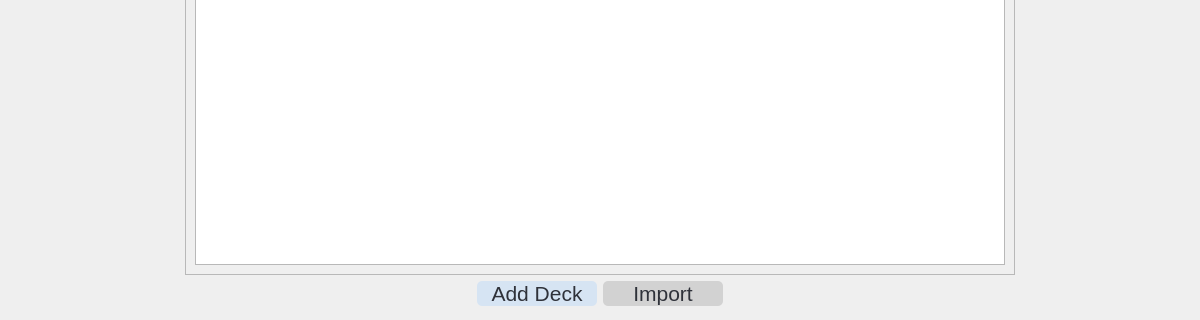
First picture: the form in decksmain.ui, repository Drewfett/FlashcardsNEA, before the edit; both pictures show x 0 to 1200 and y 501 to 821 of the 1200 by 821 pixel window.
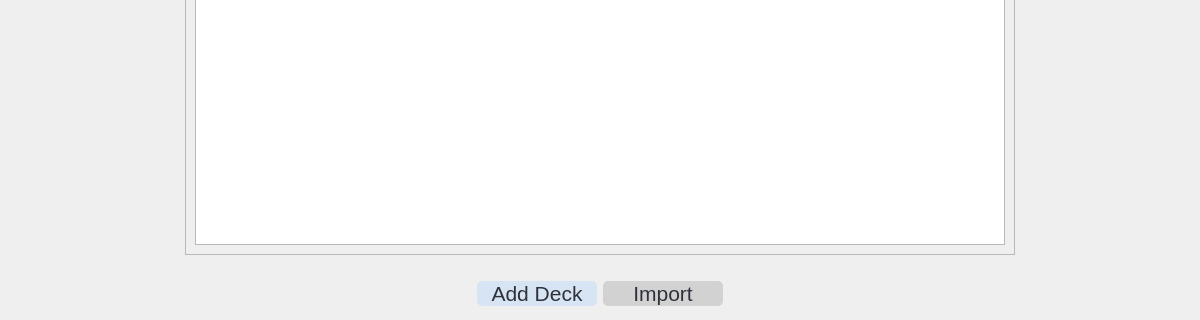
Second picture: the form after the edit.

Diff of the .ui file:
```diff
--- a/decksmain.ui
+++ b/decksmain.ui
@@ -259,7 +259,7 @@
            <x>0</x>
            <y>0</y>
            <width>828</width>
-           <height>658</height>
+           <height>634</height>
           </rect>
          </property>
          <layout class="QVBoxLayout" name="verticalLayout_2">
@@ -325,6 +325,19 @@
       </item>
      </layout>
     </item>
+    <item>
+     <widget class="QLabel" name="alertlabel">
+      <property name="styleSheet">
+       <string notr="true">color:red;</string>
+      </property>
+      <property name="text">
+       <string/>
+      </property>
+      <property name="alignment">
+       <set>Qt::AlignCenter</set>
+      </property>
+     </widget>
+    </item>
     <item>
      <layout class="QHBoxLayout" name="horizontalLayout_2">
       <item>
```
